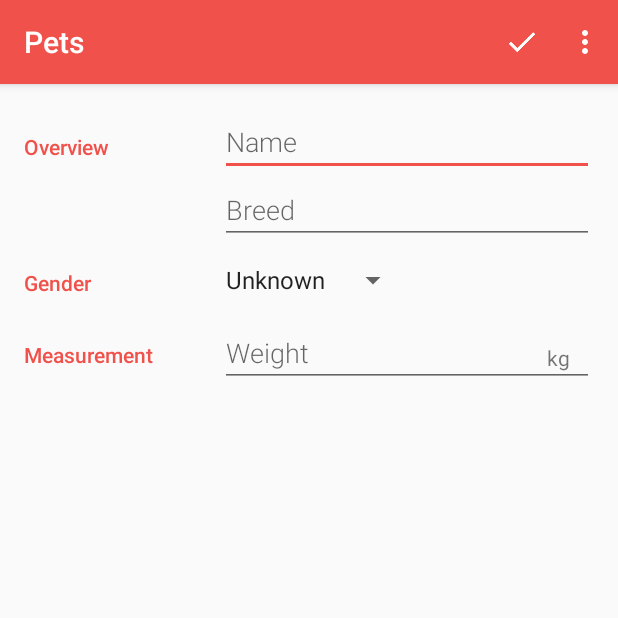
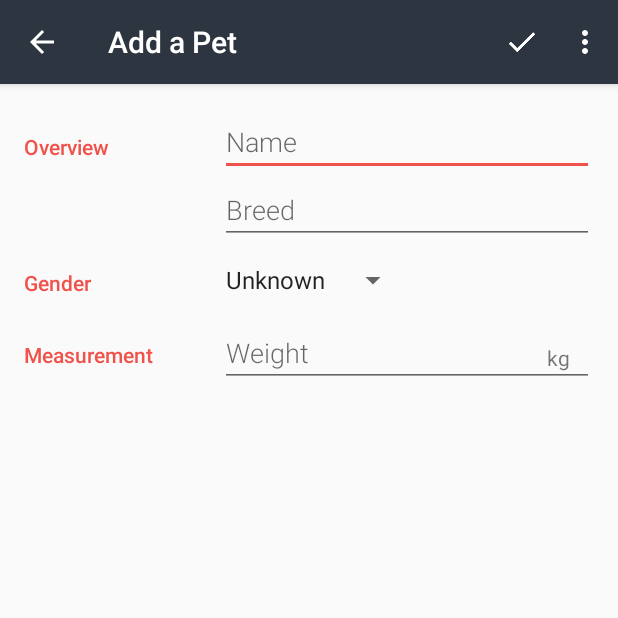
Before and after one commit to ioanzicu/sqlite-android, an Android app: the screen it shows after launch (EditorActivity), after a tap on an icon or button, on a phone screen of 412 x 824 dp, the top half of it. Run offline under Robolectric (Android 15) with nearby library versions, the phone set to English and light mode, and no system bars.

Commit message:
setup EditorActivity

```diff
--- a/app/src/main/java/android/example/com/sqlite/CatalogActivity.java
+++ b/app/src/main/java/android/example/com/sqlite/CatalogActivity.java
@@ -1,16 +1,14 @@
 package android.example.com.sqlite;
 
 import android.app.LoaderManager;
-import android.content.ContentValues;
-import android.content.CursorLoader;
-import android.content.Intent;
-import android.content.Loader;
+import android.content.*;
 import android.database.Cursor;
 import android.example.com.sqlite.data.PetContract.PetEntry;
 import android.net.Uri;
 import android.view.Menu;
 import android.view.MenuItem;
 import android.view.View;
+import android.widget.AdapterView;
 import android.widget.ListView;
 import androidx.annotation.NonNull;
 import androidx.annotation.Nullable;
@@ -52,11 +50,35 @@ public class CatalogActivity extends AppCompatActivity implements LoaderManager.
         View emptyView = findViewById(R.id.empty_view);
         petListView.setEmptyView(emptyView);
 
-
+        // Setup an Adapter to create a list item for each row of pet data in the Cursor.
+        // There is no pet data yet (until the loader finishes) so pass in null for the Cursor.
         mCursorAdapter = new PetCursorAdapter(this, null);
         petListView.setAdapter(mCursorAdapter);
 
-        // initialise the loader
+        // Setup the item click listener
+        petListView.setOnItemLongClickListener(new AdapterView.OnItemLongClickListener() {
+            @Override
+            public boolean onItemLongClick(AdapterView<?> parent, View view, int position, long id) {
+                // Create new Intent to gp tp {@link EditorActivity}
+                Intent intent = new Intent(CatalogActivity.this, EditorActivity.class);
+
+                // Form the content URI that represents the specific pet that was clicked on,
+                // by appending the "id" (passed as input to this method) onto the {@link PetEntry#CONTENT_URI}.
+                // For example, the URI would be "content://android.example.com.sqlite/pets/2"
+                // if the pet with ID 2 was clicked on.
+                Uri currentPetUri = ContentUris.withAppendedId(PetEntry.CONTENT_URI, id);
+
+                // Set the URI on the data field of the intent
+                intent.setData(currentPetUri);
+
+                // Launch the {@link EditorActivity} to display the data for the current pet.
+                startActivity(intent);
+
+                return true;
+            }
+        });
+
+        // Initialise the loader
         getLoaderManager().initLoader(PET_LOADER_ID, null, this);
     }
 
--- a/app/src/main/java/android/example/com/sqlite/EditorActivity.java
+++ b/app/src/main/java/android/example/com/sqlite/EditorActivity.java
@@ -1,6 +1,7 @@
 package android.example.com.sqlite;
 
 import android.content.ContentValues;
+import android.content.Intent;
 import android.example.com.sqlite.data.PetContract.PetEntry;
 import android.net.Uri;
 import android.os.Bundle;
@@ -48,6 +49,21 @@ public class EditorActivity extends AppCompatActivity {
     protected void onCreate(Bundle savedInstanceState) {
         super.onCreate(savedInstanceState);
         setContentView(R.layout.activity_editor);
+
+        // Examine the intent that was used to launch this activity
+        // in order to figure out if we're creating a new oet or editing an existing one.
+        Intent intent = getIntent();
+        Uri currentPetUri = intent.getData();
+
+        // If the intent DOES NOT contain a pet content URI, then we know that we are
+        // creating a new pet.
+        if (currentPetUri == null) {
+            // This is a new pet, so change the app bar to say "Add a Pet"
+            setTitle(getString(R.string.editor_activity_title_new_pet));
+        } else {
+            // Otherwise this is an existing pet, so change app bar to say "Edit Pet"
+            setTitle(getString(R.string.editor_activity_title_edit_pet));
+        }
 
         // Find all relevant views that we will need to read user input from
         mNameEditText = findViewById(R.id.edit_pet_name);
--- a/app/src/main/res/values/strings.xml
+++ b/app/src/main/res/values/strings.xml
@@ -10,6 +10,9 @@
 
     <!-- Title for the activity to add a new pet [CHAR LIMIT=20] -->
     <string name="editor_activity_title_new_pet">Add a Pet</string>
+
+    <!-- Title for the activity to add a new pet [CHAR LIMIT=20] -->
+    <string name="editor_activity_title_edit_pet">Edit Pet</string>
 
     <!-- Label for editor menu option to save pet and leave editor [CHAR LIMIT=20] -->
     <string name="action_save">Save</string>
```
Also changed, not shown: app/src/main/AndroidManifest.xml (+7 -3 lines).
